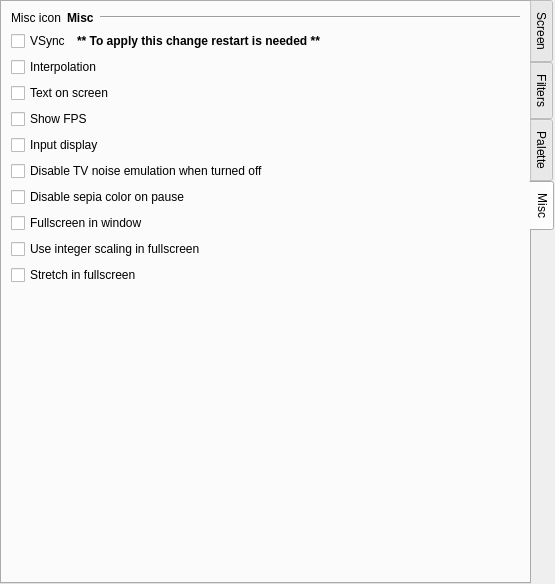
Above: src/gui/designer/wdgSettingsVideo.ui from punesemu/puNES before the change. Below: the same form after it.
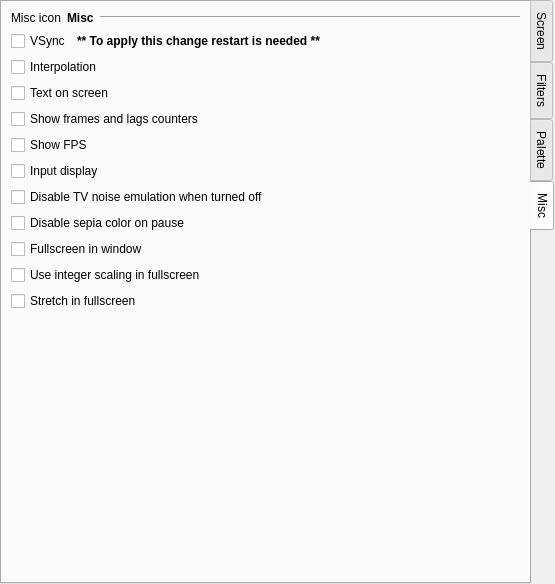
That is the form after the change. The open tabs and pages were chosen to show the change. Icons and pictures are not drawn. Custom widgets are drawn as their Qt base class.

Commit message:
Added an option to show frames and lags counters.
Settings -> Video -> Misc.

Diff of the .ui file:
```diff
--- a/src/gui/designer/wdgSettingsVideo.ui
+++ b/src/gui/designer/wdgSettingsVideo.ui
@@ -1625,6 +1625,13 @@
          </property>
         </widget>
        </item>
+       <item>
+        <widget class="QCheckBox" name="checkBox_Show_frames_and_lags">
+         <property name="text">
+          <string>Show frames and lags counters</string>
+         </property>
+        </widget>
+       </item>
        <item>
         <widget class="QCheckBox" name="checkBox_Show_FPS">
          <property name="text">
```
Left out of the diff: 1 changed line with no effect on the pictures. The commit also changes 10 other files.
